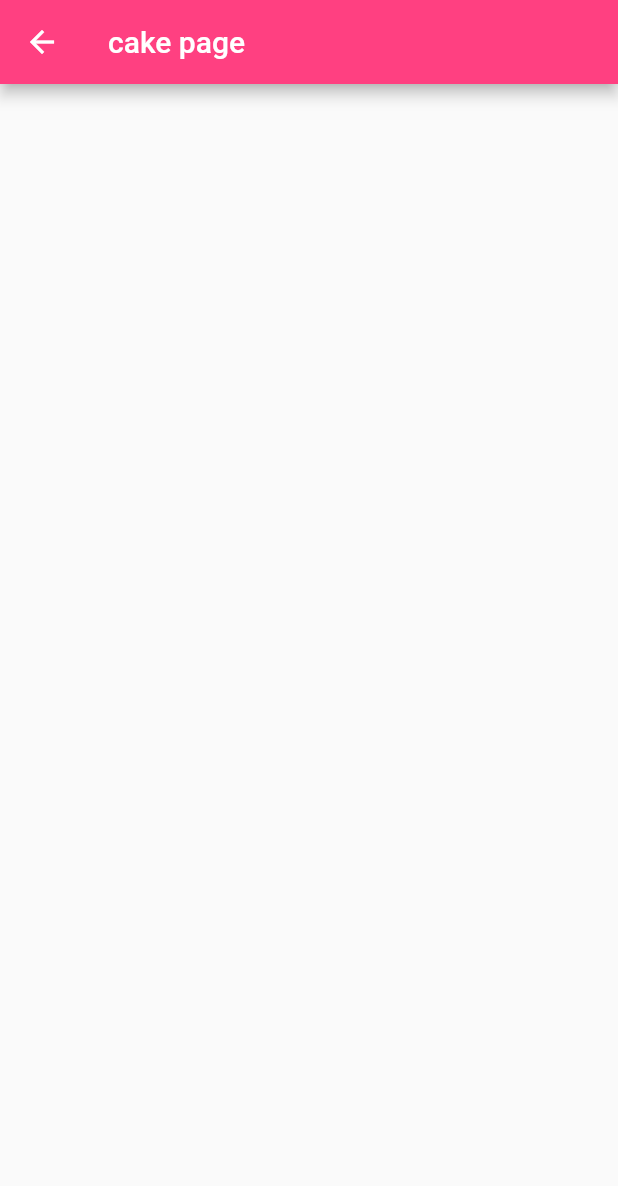
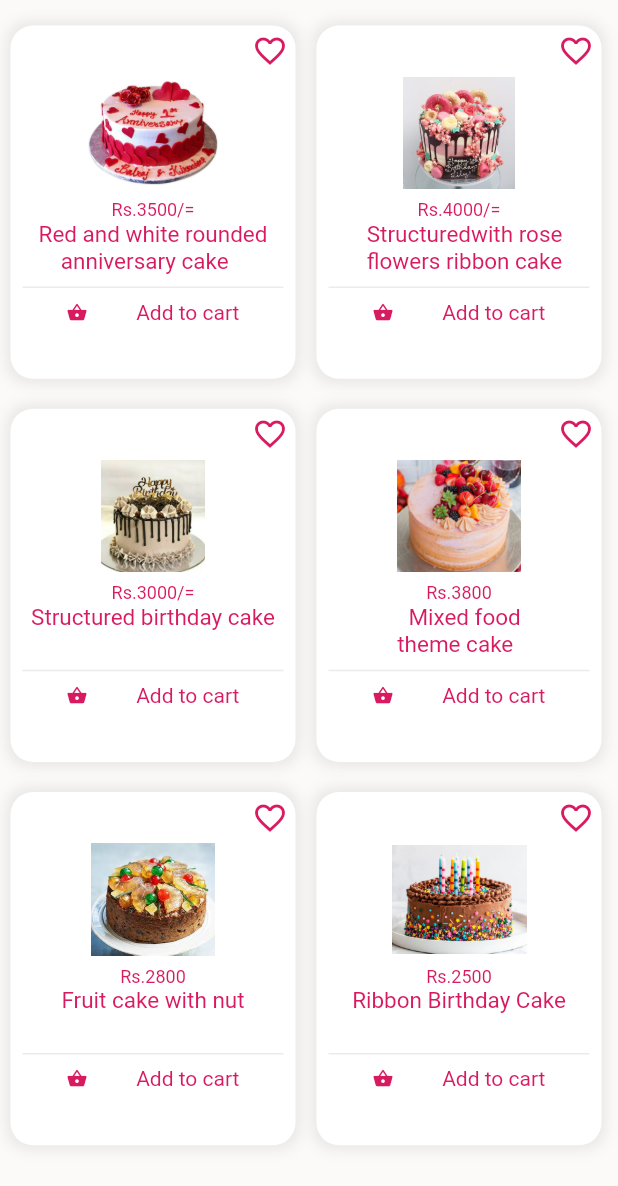
Before and after one commit to Tharushiaka/House_of_cake, a Flutter app: the CakePage screen opened directly, on a phone screen of 412 x 824 dp. Shown: the top 1186 px of the screen. Run offline on Flutter 3.47's test engine with Material 2 defaults, Android fonts, the phone set to English and light mode, and no system bars; Roboto replaces fonts that are missing (Varela).

```diff
--- /dev/null
+++ b/flutter1/lib/homescreen/cake_detailspage.dart
@@ -0,0 +1,13 @@
+import 'package:flutter/material.dart';
+
+class CakeDetailsPage extends StatelessWidget {
+  @override
+  Widget build(BuildContext context) {
+    return Scaffold(
+      appBar: AppBar(
+        title: Text('cake page'),
+        backgroundColor: Colors.pinkAccent,
+      ),
+    );
+  }
+}
--- a/flutter1/lib/homescreen/cakepage.dart
+++ b/flutter1/lib/homescreen/cakepage.dart
@@ -4,10 +4,136 @@ class CakePage extends StatelessWidget {
   @override
   Widget build(BuildContext context) {
     return Scaffold(
-      appBar: AppBar(
-        title: Text('cake page'),
-        backgroundColor: Colors.pinkAccent,
-      ),
+      backgroundColor: Color(0xFFFCFAF8),
+      body: ListView(
+        children: [
+          SizedBox(height: 15.0),
+          Container(
+            padding: EdgeInsets.only(right:9.0, left:5.0),
+            width: MediaQuery.of(context).size.width - 30.0,
+            height: MediaQuery.of(context).size.height - 50.0,
+            child: GridView.count(
+              crossAxisCount: 2,
+              primary: false,
+              crossAxisSpacing: 10.0,
+              mainAxisSpacing: 13.0,
+              childAspectRatio: 0.8,
+              children: [
+                //six cake cards
+                _cakeCard('Red and white rounded\n    anniversary cake','Rs.3500/=','assets/imghome/anniversary.jpg', false, false, context),
+                _cakeCard('  Structuredwith rose\n  flowers ribbon cake','Rs.4000/=','assets/imghome/birthday5.jpg', false, false, context),
+                _cakeCard('Structured birthday cake\n','Rs.3000/=','assets/imghome/birthday1.jpg', false, false, context),
+                _cakeCard('  Mixed food\ntheme cake','Rs.3800','assets/imghome/fav2.jpg', false, false, context),
+                _cakeCard('Fruit cake with nut\n','Rs.2800','assets/imghome/fruit1.jpg', false, false, context),
+                _cakeCard('Ribbon Birthday Cake\n','Rs.2500','assets/imghome/birthday.jpg', false, false, context),
+              ],
+              ),
+          ),
+          SizedBox(height: 150.0)
+        ],
+        ),
     );
   }
+
+  Widget _cakeCard(String name, String price, String imgPath, bool isAdded,bool isFavorite, context){
+    return Padding(
+      padding: EdgeInsets.only(top: 2.0, bottom: 5.0, left: 2.0, right: 2.0),
+      child: InkWell(
+        onTap: () {
+          //cake detail page connect here
+        },
+        child: Container(
+          decoration: BoxDecoration(
+            borderRadius: BorderRadius.circular(15.0),
+            boxShadow: [
+              BoxShadow(
+                color: Colors.grey.withOpacity(0.2),
+                spreadRadius: 3.0,
+                blurRadius: 7.0
+              )
+            ],
+            color: Colors.white
+            ),
+            child: Column(
+              children: [
+                Padding(
+                  padding: EdgeInsets.all(5.0),
+                      child: Row(
+                          mainAxisAlignment: MainAxisAlignment.end,
+                          children: [
+                            isFavorite
+                                ? Icon(Icons.favorite, color: Color(0xffd81b60))
+                                : Icon(Icons.favorite_border,
+                                color: Color(0xffd81b60))
+                          ])
+                ),
+                Hero(
+                  tag: imgPath,
+                  child: Container(
+                    height: 75.0,
+                    width: 90.0,
+                    decoration: BoxDecoration(
+                      image: DecorationImage(
+                        image: AssetImage(imgPath),
+                        fit: BoxFit.contain
+                      )
+                    ),
+                  ),
+                ),
+                SizedBox(height: 7.0),
+                Text(price,
+                style: TextStyle(
+                  color: Color(0xffd81b60),
+                          //fontFamily: 'Varela',
+                          fontSize: 12.0
+                  )
+                ),
+                Text(name,
+                style: TextStyle(
+                  color: Color(0xffd81b60),
+                          //fontFamily: 'Varela',
+                          fontSize: 15.0
+                  )
+                ),
+                Padding(
+                  padding: EdgeInsets.all(8.0),
+                  child: Container(color: Color(0xFFEBEBEB), height: 1.0)
+                ),
+                Padding(
+                  padding: EdgeInsets.only(left: 5.0, right: 5.0),
+                  child: Row(
+                    mainAxisAlignment: MainAxisAlignment.spaceEvenly,
+                    children: [
+                      if (!isAdded) ...[
+                              Icon(Icons.shopping_basket,
+                                  color: Color(0xffd81b60), size: 14.0),
+                              Text('Add to cart',
+                                  style: TextStyle(
+                                      fontFamily: 'Varela',
+                                      color: Color(0xffd81b60),
+                                      fontSize: 14.0)),
+                            ],
+                            // if (isAdded) ...[
+                            //   Icon(Icons.remove_circle_outline,
+                            //       color: Color(0xFFD17E50), size: 12.0),
+                            //   Text('3',
+                            //       style: TextStyle(
+                            //           fontFamily: 'Varela',
+                            //           color: Color(0xFFD17E50),
+                            //           fontWeight: FontWeight.bold,
+                            //           fontSize: 12.0)),
+                            //   Icon(Icons.add_circle_outline,
+                            //       color: Color(0xFFD17E50), size: 12.0),
+                            // ]
+                    ],
+                    ),
+                ),
+              ],
+            ),
+          ),
+        ),
+    );
+  }
+
+
 }
```
Also changed, not shown: flutter1/assets/imghome/user.jpg (added), 1 other file.
